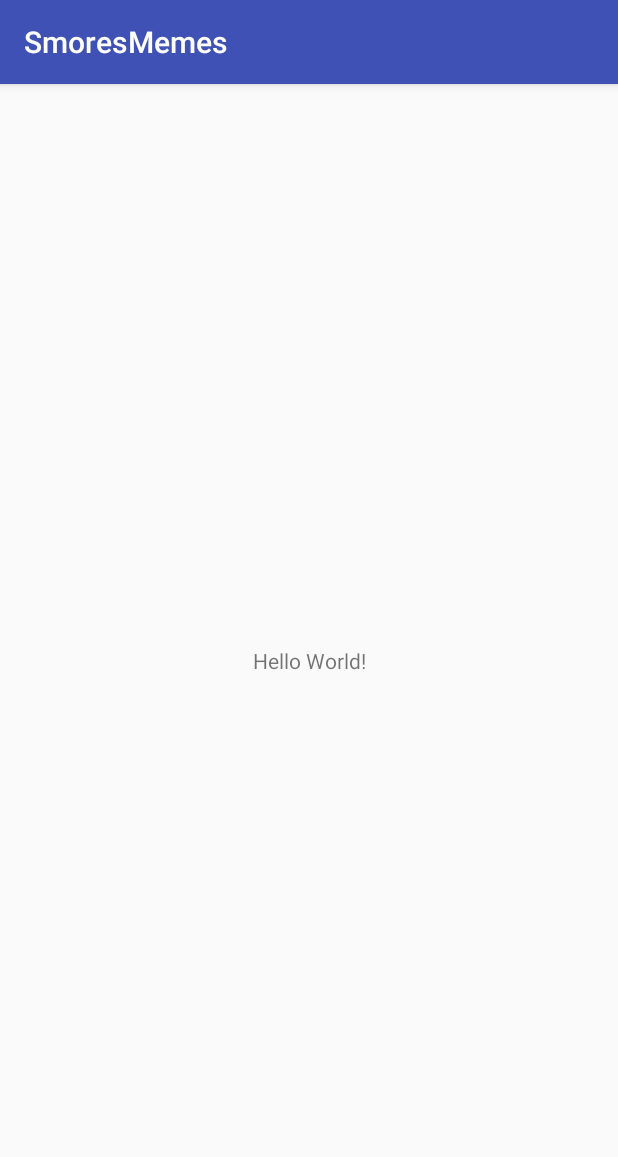
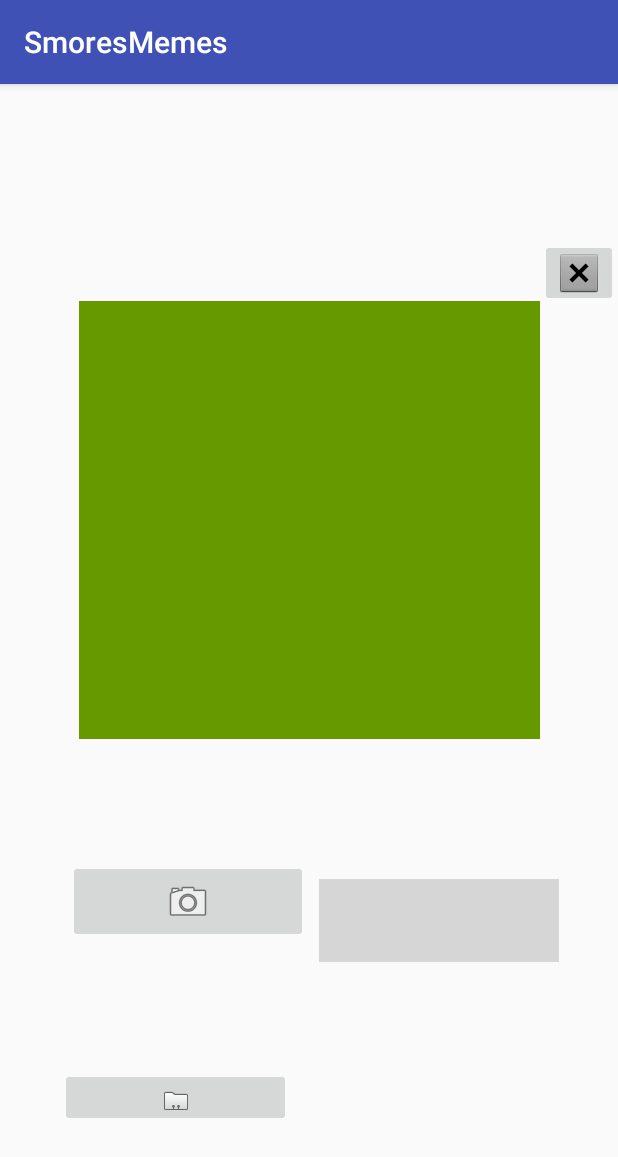
Before and after one commit to Sebmansigh/SmoresMemes, an Android app: the screen it shows after launch (MainActivity), on a phone screen of 412 x 824 dp. Shown: the top 1157 px of the screen. Run offline under Robolectric (Android 15) with nearby library versions, the phone set to English and light mode, and no system bars; grey boxes are pictures that could not be loaded.

Commit message:
Created UI for mainActivity

```diff
--- a/app/src/main/res/layout/activity_main.xml
+++ b/app/src/main/res/layout/activity_main.xml
@@ -6,13 +6,72 @@
     android:layout_height="match_parent"
     tools:context="com.cs316.smoresmemes.MainActivity">
 
-    <TextView
-        android:layout_width="wrap_content"
-        android:layout_height="wrap_content"
-        android:text="Hello World!"
+    <ImageView
+        android:id="@+id/imageView"
+        android:layout_width="307dp"
+        android:layout_height="292dp"
+        android:layout_marginBottom="203dp"
+        android:layout_marginTop="16dp"
+        android:contentDescription="imageView"
         app:layout_constraintBottom_toBottomOf="parent"
-        app:layout_constraintLeft_toLeftOf="parent"
-        app:layout_constraintRight_toRightOf="parent"
-        app:layout_constraintTop_toTopOf="parent" />
+        app:layout_constraintEnd_toEndOf="parent"
+        app:layout_constraintStart_toStartOf="parent"
+        app:layout_constraintTop_toTopOf="parent"
+        app:srcCompat="@android:color/holo_green_dark" />
+
+    <ImageButton
+        android:id="@+id/imageButton"
+        android:layout_width="0dp"
+        android:layout_height="45dp"
+        android:layout_marginBottom="294dp"
+        android:layout_marginTop="16dp"
+        android:contentDescription="discard"
+        app:layout_constraintBottom_toTopOf="@+id/imageButton4"
+        app:layout_constraintEnd_toEndOf="parent"
+        app:layout_constraintStart_toEndOf="@+id/imageView"
+        app:layout_constraintTop_toTopOf="parent"
+        app:srcCompat="@android:drawable/btn_dialog" />
+
+    <ImageButton
+        android:id="@+id/imageButton2"
+        android:layout_width="160dp"
+        android:layout_height="55dp"
+        android:layout_marginBottom="24dp"
+        android:layout_marginEnd="200dp"
+        android:layout_marginStart="38dp"
+        android:layout_marginTop="46dp"
+        android:contentDescription="take photo"
+        app:layout_constraintBottom_toTopOf="@+id/imageButton5"
+        app:layout_constraintEnd_toEndOf="parent"
+        app:layout_constraintStart_toStartOf="parent"
+        app:layout_constraintTop_toBottomOf="@+id/imageView"
+        app:srcCompat="@android:drawable/ic_menu_camera" />
+
+    <ImageButton
+        android:id="@+id/imageButton4"
+        android:layout_width="160dp"
+        android:layout_height="55dp"
+        android:layout_marginBottom="24dp"
+        android:layout_marginEnd="32dp"
+        android:layout_marginTop="47dp"
+        android:contentDescription="add @android:string/paste_as_plain_text"
+        app:layout_constraintBottom_toTopOf="@+id/imageButton5"
+        app:layout_constraintEnd_toEndOf="parent"
+        app:layout_constraintStart_toEndOf="@+id/imageButton2"
+        app:layout_constraintTop_toBottomOf="@+id/imageView"
+        app:srcCompat="@drawable/txt2" />
+
+    <ImageButton
+        android:id="@+id/imageButton5"
+        android:layout_width="154dp"
+        android:layout_height="39dp"
+        android:layout_marginBottom="38dp"
+        android:layout_marginStart="40dp"
+        android:layout_marginTop="24dp"
+        android:contentDescription="save image"
+        app:layout_constraintBottom_toBottomOf="parent"
+        app:layout_constraintStart_toStartOf="parent"
+        app:layout_constraintTop_toBottomOf="@+id/imageButton2"
+        app:srcCompat="@android:drawable/sym_contact_card" />
 
 </android.support.constraint.ConstraintLayout>
```
